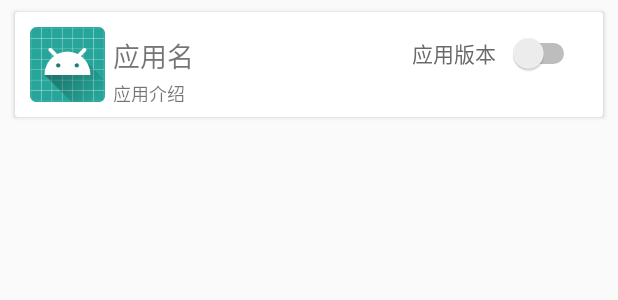
After one commit to xiaohuihuiold/Java4ModPE, an Android app: the layout recycler_module.xml on its own in the app's theme, with its tools: preview values and no code run, on a phone screen of 412 x 824 dp. The commit adds this screen. Shown: the top 300 px of the screen. Run offline under Robolectric (Android 15) with nearby library versions, the phone set to English and light mode, and no system bars.

Commit message:
模块界面完善

```diff
--- /dev/null
+++ b/app/src/main/res/layout/recycler_module.xml
@@ -0,0 +1,67 @@
+<?xml version="1.0" encoding="utf-8"?>
+<android.support.v7.widget.CardView xmlns:android="http://schemas.android.com/apk/res/android"
+    android:layout_width="match_parent"
+    android:layout_height="70dp"
+    android:layout_marginLeft="10dp"
+    android:layout_marginRight="10dp"
+    android:layout_marginTop="8dp"
+    android:id="@+id/recycler_module_card">
+
+    <LinearLayout
+        android:layout_width="match_parent"
+        android:layout_height="match_parent"
+        android:orientation="horizontal"
+        android:padding="10dp"
+        android:gravity="center|start">
+
+        <ImageView
+            android:id="@+id/recycler_module_icon"
+            android:layout_width="50dp"
+            android:layout_height="50dp"
+            android:src="@mipmap/ic_launcher_round" />
+
+        <LinearLayout
+            android:layout_width="match_parent"
+            android:layout_height="match_parent"
+            android:orientation="vertical">
+
+            <LinearLayout
+                android:layout_width="match_parent"
+                android:layout_height="35dp"
+                android:gravity="center"
+                android:orientation="horizontal"
+                android:padding="5dp"
+                android:weightSum="10">
+
+                <TextView
+                    android:id="@+id/recycler_module_name"
+                    android:layout_width="wrap_content"
+                    android:layout_height="wrap_content"
+                    android:layout_weight="9"
+                    android:text="@string/module_name"
+                    android:textSize="18sp" />
+
+                <Switch
+                    android:id="@+id/recycler_module_enable"
+                    android:layout_width="wrap_content"
+                    android:layout_height="wrap_content"
+                    android:layout_weight="1"
+                    android:gravity="center"
+                    android:text="@string/module_version"
+                    android:textColor="#696969" />
+
+            </LinearLayout>
+
+            <TextView
+                android:id="@+id/recycler_module_description"
+                android:layout_width="match_parent"
+                android:layout_height="match_parent"
+                android:paddingLeft="5dp"
+                android:textSize="12sp"
+                android:text="@string/module_description" />
+
+        </LinearLayout>
+
+    </LinearLayout>
+
+</android.support.v7.widget.CardView>
--- a/app/src/main/res/values/strings.xml
+++ b/app/src/main/res/values/strings.xml
@@ -21,4 +21,7 @@
     <string name="unkonw_mcpe">\u3000\u3000MinecraftPE版本</string>
     <string name="unkonw_bl">\u3000\u3000Blocklauncher版本</string>
     <string name="unkonw_bl_pro">\u3000\u3000BlocklauncherPro版本</string>
+    <string name="module_name">应用名</string>
+    <string name="module_version">应用版本</string>
+    <string name="module_description">应用介绍</string>
 </resources>
```
Also changed, not shown: app/src/main/java/com/xhh/modpe/java4modpe/adapter/ModuleAdapter.java (added, +86 -0 lines), app/src/main/java/com/xhh/modpe/java4modpe/fragment/ModuleFragment.java (+34 -4 lines), app/src/main/java/com/xhh/modpe/java4modpe/util/ModuleUtil.java (+52 -0 lines), app/src/main/res/layout/fragment_home.xml (+4 -4 lines), app/src/main/res/layout/fragment_module.xml (+9 -5 lines).
